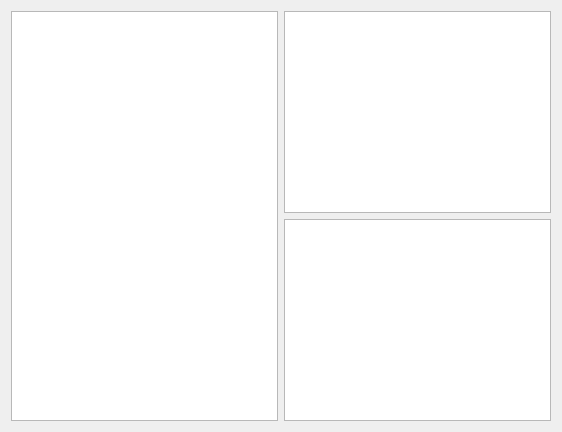
The window that qt2/try/mainwindow.ui (kanav1396/Qt-Project) describes before a commit, drawn with Qt 5.
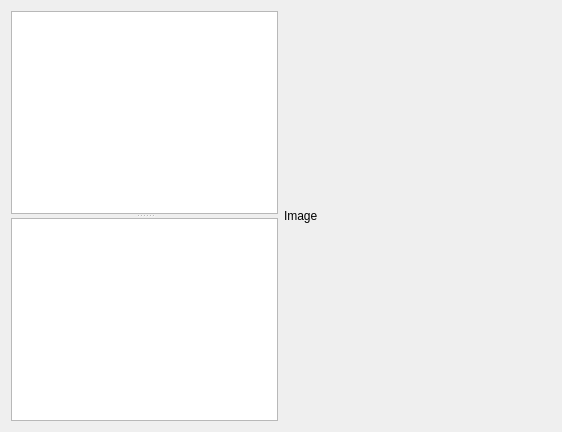
The same window after the commit.

```diff
--- a/qt2/try/mainwindow.ui
+++ b/qt2/try/mainwindow.ui
@@ -32,16 +32,14 @@
    <bool>true</bool>
   </property>
   <widget class="QWidget" name="centralWidget">
-   <layout class="QGridLayout" name="gridLayout">
-    <item row="0" column="0">
      <layout class="QGridLayout" name="gridLayout_2">
-      <item row="0" column="1">
-       <widget class="QTextBrowser" name="textBrowser"/>
-      </item>
-      <item row="1" column="1">
-       <widget class="QGraphicsView" name="tv_cover"/>
-      </item>
-      <item row="0" column="0" rowspan="2">
+    <item row="0" column="0">
+     <layout class="QGridLayout" name="gridLayout">
+      <item row="0" column="0">
+       <widget class="QSplitter" name="splitter">
+        <property name="orientation">
+         <enum>Qt::Vertical</enum>
+        </property>
        <widget class="QTreeView" name="treeView">
         <property name="maximumSize">
          <size>
@@ -53,7 +51,16 @@
          <bool>false</bool>
         </property>
        </widget>
+        <widget class="QTextBrowser" name="textBrowser"/>
+       </widget>
       </item>
+      <item row="0" column="1">
+       <widget class="QLabel" name="img_disp">
+        <property name="text">
+         <string>Image</string>
+        </property>
+       </widget>
+      </item>
      </layout>
     </item>
    </layout>
```
Left out of the diff: 5 changed lines with no effect on the pictures. Lines whose indentation alone changed are shown as unchanged.
